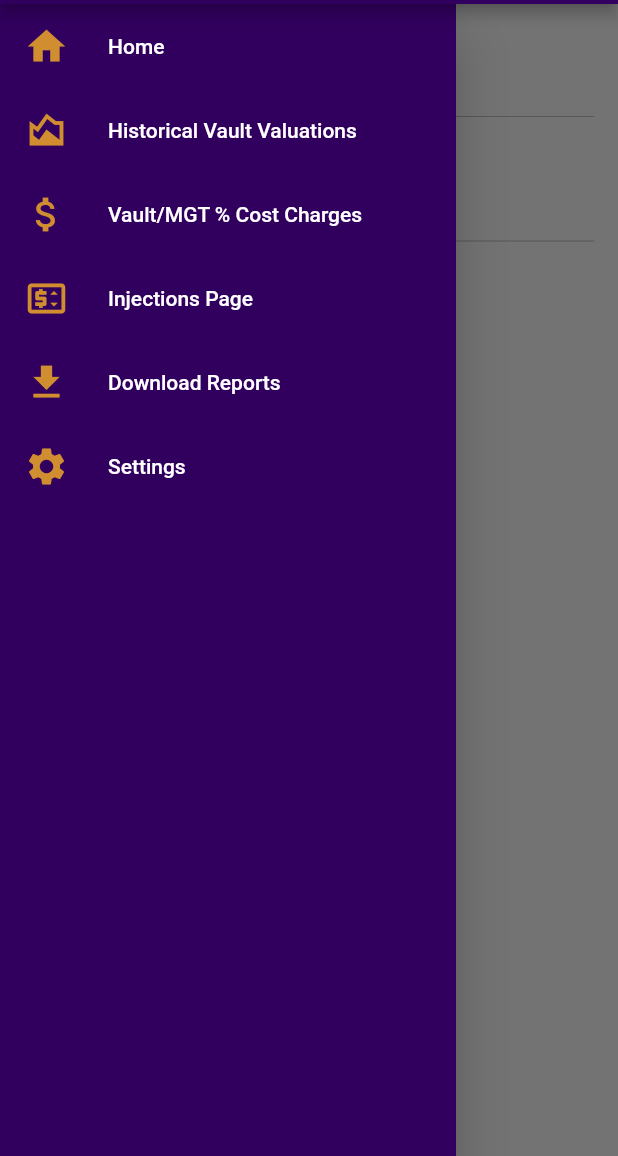
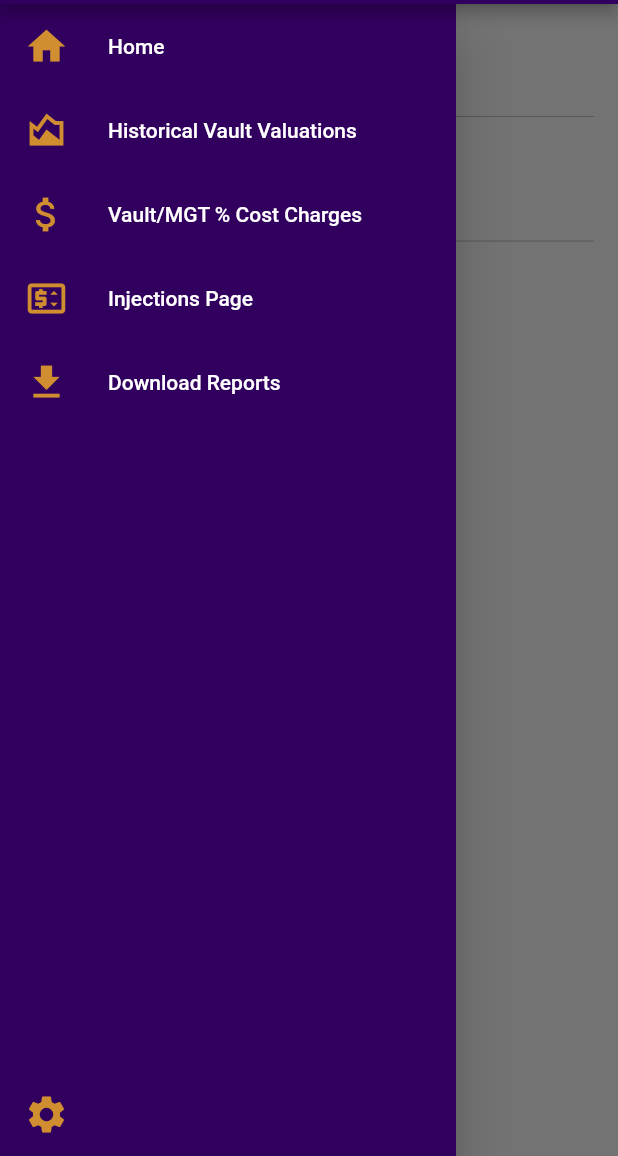
Before and after one commit to MisteryDush/ipm_app, a Flutter app: the SettingsPage screen opened by its route, with the side drawer open, on a phone screen of 412 x 824 dp, the part 80-1236 px from its top. Run offline on Flutter 3.47's test engine with Material 2 defaults, Android fonts, the phone set to English and light mode, and no system bars; our stand-ins replace shared_preferences; missing offline and left inert: forex_conversion, requests; accounts and stored records are empty.

Commit message:
Updated the drawer to put the 'settings' on the bottom left corner

```diff
--- a/lib/widgets/main_drawer.dart
+++ b/lib/widgets/main_drawer.dart
@@ -7,6 +7,10 @@ class MainDrawer extends StatelessWidget{
   Widget build(BuildContext context) {
     return Drawer(
       backgroundColor: backgroundColorIndigo,
+      child: Column(
+        mainAxisAlignment: MainAxisAlignment.spaceBetween,
+        children: [
+          Expanded(
             child: ListView(
               padding: EdgeInsets.zero,
               children: [
@@ -82,15 +86,14 @@ class MainDrawer extends StatelessWidget{
                     Navigator.pop(context);
                   },
                 ),
+              ],
+            ),
+          ),
           ListTile(
             leading: Icon(
               Icons.settings,
               size: 30,
               color: textColorGold,
-            ),
-            title: const Text(
-              'Settings',
-              style: TextStyle(color: Colors.white),
             ),
             onTap: () {
               if(ModalRoute.of(context)?.settings.name != '/settings') {
@@ -102,5 +105,4 @@ class MainDrawer extends StatelessWidget{
       ),
     );
   }
-
 }
```
Lines whose indentation alone changed are shown as unchanged.
